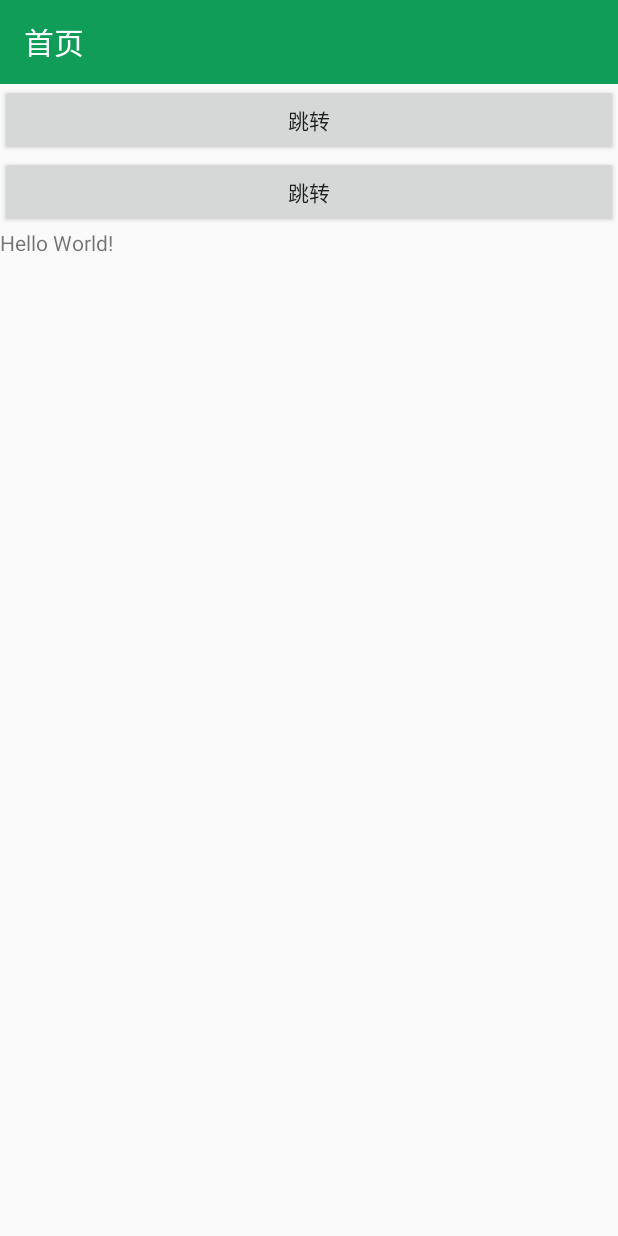
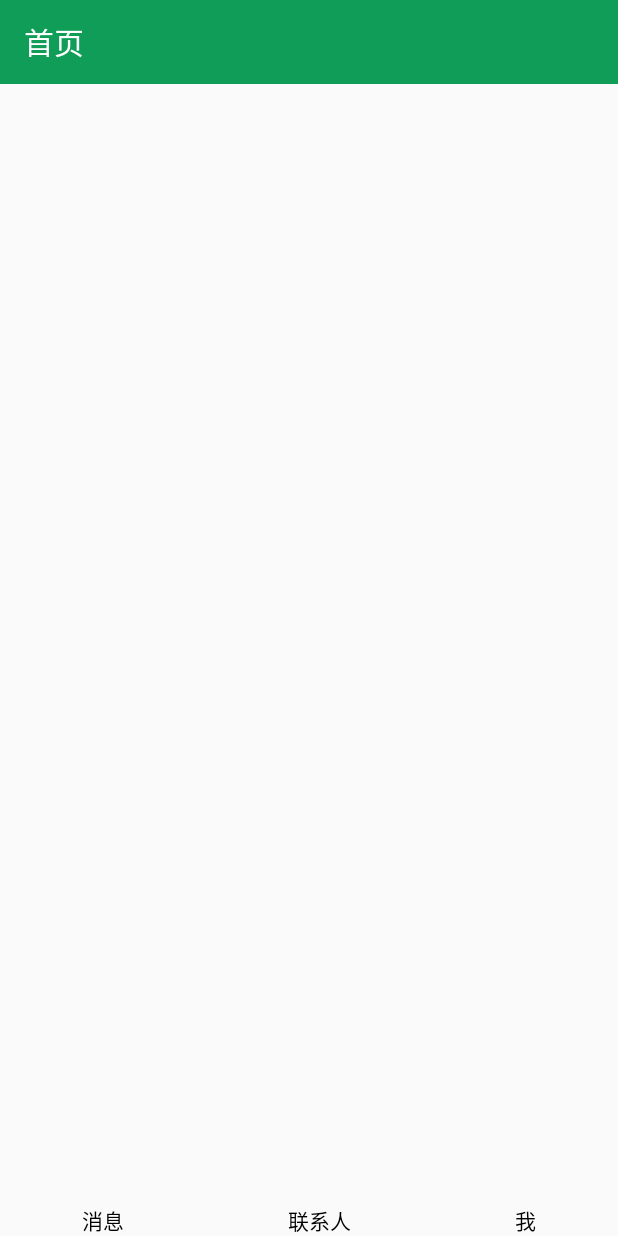
Before and after one commit to JhoneLeedx/Chat, an Android app: the MainActivity screen opened directly, with no data from a screen before it, on a phone screen of 412 x 824 dp. Run offline under Robolectric (Android 15) with nearby library versions, the phone set to English and light mode, and no system bars; our stand-ins replace ButterKnife.

Commit message:
创建首页相关fragment

```diff
--- a/app/src/main/java/com/jhonelee/chat/MainActivity.java
+++ b/app/src/main/java/com/jhonelee/chat/MainActivity.java
@@ -1,18 +1,12 @@
 package com.jhonelee.chat;
 
-import android.content.Intent;
 import android.os.Bundle;
 import android.support.v7.app.AppCompatActivity;
 import android.support.v7.widget.Toolbar;
-import android.view.View;
-import android.widget.Toast;
 
-import com.jhonelee.chat.ui.ChatActivity;
-import com.jhonelee.chat.ui.PersonMsgActivity;
 
 import butterknife.BindView;
 import butterknife.ButterKnife;
-import butterknife.OnClick;
 
 public class MainActivity extends AppCompatActivity {
 
@@ -29,7 +23,7 @@ public class MainActivity extends AppCompatActivity {
         setSupportActionBar(toolbar);
     }
 
-    @OnClick({R.id.btn,R.id.btn_1})
+   /* @OnClick({R.id.btn,R.id.btn_1})
     public void Click(View v) {
                 Intent in = new Intent();
         switch (v.getId()){
@@ -48,6 +42,6 @@ public class MainActivity extends AppCompatActivity {
         }
 
         //startActivity(new Intent(MainActivity.this, ChatActivity.class));
-    }
+    }*/
 
 }
--- a/app/src/main/res/layout/activity_main.xml
+++ b/app/src/main/res/layout/activity_main.xml
@@ -1,31 +1,56 @@
 <?xml version="1.0" encoding="utf-8"?>
-<LinearLayout xmlns:android="http://schemas.android.com/apk/res/android"
+<RelativeLayout xmlns:android="http://schemas.android.com/apk/res/android"
     xmlns:app="http://schemas.android.com/apk/res-auto"
     xmlns:tools="http://schemas.android.com/tools"
     android:layout_width="match_parent"
     android:layout_height="match_parent"
-    tools:context="com.jhonelee.chat.MainActivity"
-    android:orientation="vertical">
+    android:orientation="vertical"
+    tools:context="com.jhonelee.chat.MainActivity">
 
     <android.support.v7.widget.Toolbar
         android:id="@+id/toolbar"
         android:layout_width="match_parent"
         android:layout_height="?attr/actionBarSize"
         android:background="@color/colorBg"
-        app:titleTextColor="@color/white"/>
+        app:titleTextColor="@color/white" />
 
-    <Button
-        android:id="@+id/btn"
+    <LinearLayout
+        android:id="@+id/linearCenter"
+        android:layout_width="match_parent"
+        android:layout_height="match_parent"
+        android:layout_above="@+id/rg_end"
+        android:layout_below="@+id/toolbar"
+        android:orientation="vertical" />
+
+    <RadioGroup
+        android:id="@+id/rg_end"
         android:layout_width="match_parent"
         android:layout_height="wrap_content"
-        android:text="跳转"/>
-    <Button
-        android:id="@+id/btn_1"
-        android:layout_width="match_parent"
-        android:layout_height="wrap_content"
-        android:text="跳转"/>
-    <TextView
-        android:layout_width="wrap_content"
-        android:layout_height="wrap_content"
-        android:text="Hello World!" />
-</LinearLayout>
+        android:layout_alignParentBottom="true"
+        android:orientation="horizontal">
+
+        <RadioButton
+            android:layout_width="wrap_content"
+            android:layout_height="wrap_content"
+            android:layout_weight="1"
+            android:button="@null"
+            android:gravity="center"
+            android:text="消息" />
+
+        <RadioButton
+            android:layout_width="wrap_content"
+            android:layout_height="wrap_content"
+            android:layout_weight="1"
+            android:button="@null"
+            android:gravity="center"
+            android:text="联系人" />
+
+        <RadioButton
+            android:layout_width="wrap_content"
+            android:layout_height="wrap_content"
+            android:layout_weight="1"
+            android:button="@null"
+            android:gravity="center"
+            android:text="我" />
+    </RadioGroup>
+</RelativeLayout>
--- a/app/src/main/res/layout/activity_splash.xml
+++ b/app/src/main/res/layout/activity_splash.xml
@@ -2,9 +2,9 @@
 <LinearLayout xmlns:android="http://schemas.android.com/apk/res/android"
     android:orientation="vertical" android:layout_width="match_parent"
     android:layout_height="match_parent">
-    <TextView
+    <ImageView
         android:layout_width="match_parent"
         android:layout_height="match_parent"
-        android:gravity="center"
-        android:text="正在加载中..............."/>
+        android:scaleType="centerInside"
+        android:src="@drawable/chat"/>
 </LinearLayout>
```
Also changed, not shown: app/src/main/java/com/jhonelee/chat/ui/SplashActivity.java (+3 -13 lines), app/src/main/java/com/jhonelee/chat/ui/fragment/ContactsFragment.java (added, +21 -0 lines), app/src/main/java/com/jhonelee/chat/ui/fragment/MineFragment.java (added, +66 -0 lines), app/src/main/java/com/jhonelee/chat/ui/fragment/SessionFragment.java (added, +21 -0 lines), app/src/main/res/layout/fragment_mine.xml (added, +14 -0 lines), app/src/main/res/menu/mine_menu.xml (added, +8 -0 lines), app/src/main/res/drawable-hdpi/chat.png (added).
